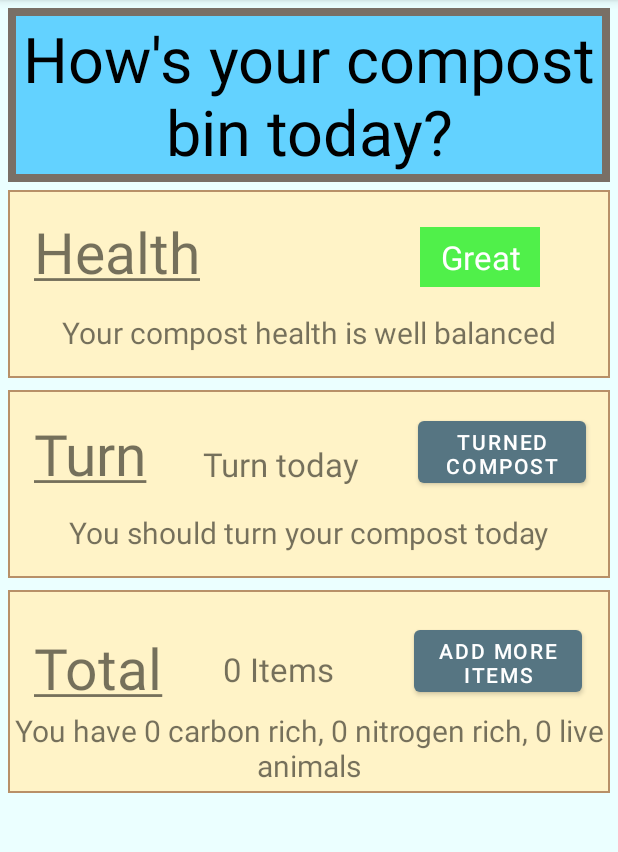
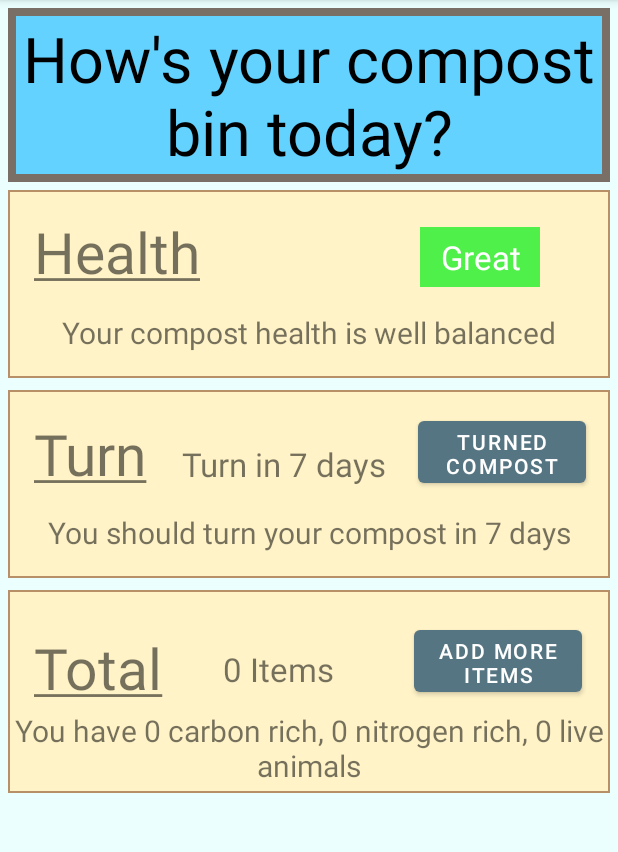
Before and after one commit to nperryUMD/CMSC436-Final-Project, an Android app: the CompostingDetails screen opened through its navigation route, after a tap on "TURNED COMPOST", on a phone screen of 412 x 824 dp, the part 84-936 px from its top. Run offline under Robolectric (Android 15) with nearby library versions, the phone set to English and light mode, and no system bars; our stand-ins replace Firebase (no records; nobody signed in at launch, a user with empty details on screens opened directly); 11 statements that could not run were skipped.

Commit message:
fixing issues

```diff
--- a/app/src/main/java/com/example/composting/detailScreens/CompostingDetails.kt
+++ b/app/src/main/java/com/example/composting/detailScreens/CompostingDetails.kt
@@ -2,21 +2,27 @@ package com.example.composting.detailScreens
 
 import android.graphics.Color
 import android.os.Bundle
-import androidx.fragment.app.Fragment
 import android.view.LayoutInflater
 import android.view.View
 import android.view.ViewGroup
 import android.widget.Toast
-import androidx.core.content.ContextCompat
+import androidx.fragment.app.Fragment
 import androidx.navigation.findNavController
 import com.example.composting.R
 import com.example.composting.databinding.CompostingDetailsFragmentBinding
 import com.google.firebase.auth.FirebaseAuth
 import com.google.firebase.database.*
+import java.time.LocalDate
+import java.time.format.DateTimeFormatter
+import java.time.temporal.ChronoUnit.DAYS
+import android.util.Log
+import com.google.firebase.database.ktx.getValue
+
 
 class CompostingDetails : Fragment() {
     private lateinit var  database : DatabaseReference
     private lateinit var binding: CompostingDetailsFragmentBinding
+    var currDate = LocalDate.now()
 
 
     override fun onCreate(savedInstanceState: Bundle?) {
@@ -31,20 +37,38 @@ class CompostingDetails : Fragment() {
         database = FirebaseDatabase.getInstance().getReference().child("Users").child(userid)
         // Inflate the layout for this fragment
         binding = CompostingDetailsFragmentBinding.inflate(inflater, container, false)
+        database?.addListenerForSingleValueEvent(object : ValueEventListener {
+            override fun onDataChange(dataSnapshot: DataSnapshot) {
+                var numOfDays = dataSnapshot.child("turnDays").getValue().toString().toInt()
+                binding.turnDaysText.text = "Turn in $numOfDays days"
+                binding.turnDetailsDaysText.text = "You should turn your compost in $numOfDays days"
+            }
+            override fun onCancelled(databaseError: DatabaseError) {
+            }
+        })
         binding.btnTurnCompost.setOnClickListener{
-            // Turn the compost
+            database?.addListenerForSingleValueEvent(object : ValueEventListener {
+                override fun onDataChange(dataSnapshot: DataSnapshot) {
+                    database.child("turnDate").setValue(currDate.toString())
+                    database.child("turnDays").setValue(7)
+                    binding.turnDaysText.text = "Turn in 7 days"
+                    binding.turnDetailsDaysText.text =
+                        "You should turn your compost in 7 days"
                     Toast.makeText(
                         context,
                         "Compost has been turned!",
                         Toast.LENGTH_LONG
                     ).show()
+                }
+                override fun onCancelled(databaseError: DatabaseError) {
+                }
+            })
 
-            // update the database
         }
+
         binding.btnAddItems.setOnClickListener { container!!.findNavController().navigate(R.id.action_compostingDetails2_to_addCompost) }
 
-
-        database?.addValueEventListener(object : ValueEventListener {
+        database?.addListenerForSingleValueEvent(object : ValueEventListener {
 
             override fun onDataChange(dataSnapshot: DataSnapshot) {
                 // HEALTH CARD UPDATES
@@ -64,20 +88,34 @@ class CompostingDetails : Fragment() {
                 }
 
                 // TURN CARD UPDATES
+                    val format: DateTimeFormatter = DateTimeFormatter.ofPattern( "yyyy-MM-d")
+                     var turned =dataSnapshot.child("turnDate").getValue().toString()
+
+                    val currDay: LocalDate = LocalDate.parse(currDate.toString(), format)
+                     val turnedDate: LocalDate = LocalDate.parse(turned, format)
+                    val dayNextTurn = 7 - (DAYS.between(turnedDate,currDay ).toInt())
+                    val turnInt: Int = dayNextTurn.toInt()
+                     database.child("turnDays").setValue(dayNextTurn)
+                    if(dayNextTurn.toInt() == 0 && dataSnapshot.child("turnDays").getValue().toString().toInt() == 7){
+                        database.child("turnDays").setValue(dayNextTurn)
                         val turnInt: Int = dataSnapshot.child("turnDays").getValue().toString().toInt()
-                if (turnInt == 0){
+                    }
+
+                    if (turnInt == 0 ) {
                         binding.turnDaysText.text = "Turn today"
                         binding.turnDetailsDaysText.text = "You should turn your compost today"
-                }else{
-                    binding.turnDetailsDaysText.text = "Turn in $turnInt days"
-                    binding.turnDetailsDaysText.text = "You should turn your compost in $turnInt days"
+                    } else {
+                        binding.turnDaysText.text = "Turn in $turnInt days"
+                        binding.turnDetailsDaysText.text =
+                            "You should turn your compost in $turnInt days"
+                        database.child("turnDays").setValue(dayNextTurn)
                 }
 
                 // TOTAL CARD UPDATES
                 val totalInt: Int = dataSnapshot.child("totalCompostEntries").getValue().toString().toInt()
-                val carbonInt: Int = 0 // dataSnapshot.child("totalCompostEntries").getValue().toString().toInt()
-                val nitrogenInt: Int = 0 // dataSnapshot.child("totalCompostEntries").getValue().toString().toInt()
-                val liveInt: Int = 0 // dataSnapshot.child("totalCompostEntries").getValue().toString().toInt()
+                val carbonInt: Int =  dataSnapshot.child("carbonTotal").getValue().toString().toInt()
+                val nitrogenInt: Int =  dataSnapshot.child("nitrogenTotal").getValue().toString().toInt()
+                val liveInt: Int =  dataSnapshot.child("liveTotal").getValue().toString().toInt()
 
                 binding.totalStatsText.text = "$totalInt Items"
                 binding.detailsStatsText.text = "You have $carbonInt carbon rich, $nitrogenInt nitrogen rich, $liveInt live animals"
@@ -88,6 +126,7 @@ class CompostingDetails : Fragment() {
 
         })
 
+
         // Return the root view.
         return binding.root
     }
--- a/app/src/main/java/com/example/composting/mainScroll/Data.kt
+++ b/app/src/main/java/com/example/composting/mainScroll/Data.kt
@@ -1,4 +1,5 @@
 package com.example.composting.mainScroll
+
 
 abstract class Data {
     abstract var viewType: Int
@@ -25,8 +26,10 @@ data class GameCard (
 
 data class UserCard (
     override var viewType: Int,
+    var email:String,
     var totalCompostEntries: Int,
     var turnDays: Int,
+    var turnDate: String,
     var compostHealth: Int,
     var coins: Int,
     var trophies: Int,
@@ -34,6 +37,7 @@ data class UserCard (
     var milestoneProgress: Int,
     var coinMultiplier: Double,
     var trophyMultiplier: Double,
+    var milestoneMultiplier:Double,
     var carbonTotal: Int,
     var nitrogenTotal:Int,
     var liveTotal:Int
--- a/app/src/main/java/com/example/composting/mainScroll/RecyclerViewAdapter.kt
+++ b/app/src/main/java/com/example/composting/mainScroll/RecyclerViewAdapter.kt
@@ -49,7 +49,7 @@ class RecyclerViewAdapter(context: Context, list: ArrayList<Data>) :
 
                     override fun onDataChange(dataSnapshot: DataSnapshot) {
                         total.text = "Composted\n" + dataSnapshot.child("totalCompostEntries").getValue().toString()
-                        turn.text = "Turn in\n"  + dataSnapshot.child("turnDays").getValue().toString()
+                        turn.text = "Turn in\n"  + dataSnapshot.child("turnDays").getValue().toString() + " days"
                         health.text = "Health\n" +  dataSnapshot.child("compostHealth").getValue().toString()
 
                     }
--- a/app/src/main/res/layout/game_main_screen_fragment.xml
+++ b/app/src/main/res/layout/game_main_screen_fragment.xml
@@ -283,6 +283,7 @@
                     app:layout_constraintVertical_bias="0.219" />
 
                 <TextView
+                    android:id="@+id/gameCoinUpgradeText"
                     android:layout_width="wrap_content"
                     android:layout_height="wrap_content"
                     android:text="@string/_50_coins_1_1_on_all_new_coins"
@@ -338,6 +339,7 @@
                     app:layout_constraintVertical_bias="0.304" />
 
                 <TextView
+                    android:id="@+id/gameTrophyUpgradeText"
                     android:layout_width="wrap_content"
                     android:layout_height="wrap_content"
                     android:text="@string/_10_trophies_1_1_on_all_new_trophies"
```
Also changed, not shown: app/src/main/java/com/example/composting/detailScreens/AddCompostAdapter.kt (+28 -23 lines), app/src/main/java/com/example/composting/gameScreens/GameMainScreen.kt (+51 -9 lines), app/src/main/java/com/example/composting/leaderboardScreens/LeaderboardAdapter.kt (+24 -3 lines), app/src/main/java/com/example/composting/login/RegistrationFragment.kt (+6 -3 lines). Lines whose indentation alone changed are shown as unchanged.
